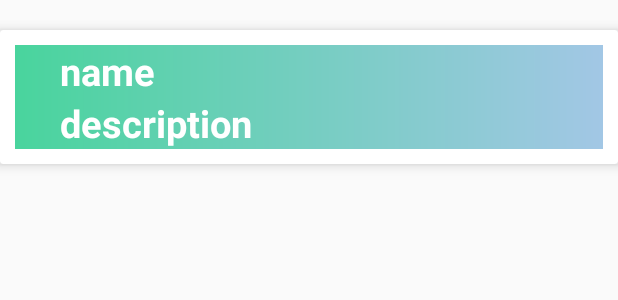
After one commit to Benitha250/iStudies, an Android app: the layout courses_layout.xml on its own in the app's theme, with its tools: preview values and no code run, on a phone screen of 412 x 824 dp. The commit adds this screen. Shown: the top 300 px of the screen. Run offline under Robolectric (Android 15) with nearby library versions, the phone set to English and light mode, and no system bars; Roboto replaces fonts that are not available here.

```diff
--- a/app/build.gradle
+++ b/app/build.gradle
@@ -54,6 +54,8 @@ dependencies {
     implementation 'com.squareup.retrofit2:retrofit:2.8.1'
     implementation 'com.squareup.retrofit2:converter-gson:2.8.1'
     implementation 'com.squareup.okhttp3:logging-interceptor:4.8.0'
+    //implementation 'com.squareup.retrofit2:converter-gson:latest.version'
+
 
     //awesome validation dependency
     implementation 'com.basgeekball:awesome-validation:4.2'
--- a/app/src/main/AndroidManifest.xml
+++ b/app/src/main/AndroidManifest.xml
@@ -11,7 +11,8 @@
         android:roundIcon="@mipmap/ic_launcher_round"
         android:supportsRtl="true"
         android:theme="@style/Theme.IStudy">
-        <activity android:name=".PaymentActivity"></activity>
+        <activity android:name=".Courses"></activity>
+        <activity android:name=".PaymentActivity" />
         <activity
             android:name=".NotesContentActivity"
             android:theme="@style/Theme.IStudyTrial" />
--- a/app/src/main/java/com/example/istudy/HomeActivity.java
+++ b/app/src/main/java/com/example/istudy/HomeActivity.java
@@ -102,4 +102,9 @@ public class HomeActivity extends AppCompatActivity {
         Intent intent = new Intent(HomeActivity.this, ClassesActivity.class);
         startActivity(intent);
     }
+
+    public void toCourse(View view) {
+        Intent intent = new Intent(HomeActivity.this, Courses.class);
+        startActivity(intent);
+    }
 }
--- a/app/src/main/res/layout/activity_home.xml
+++ b/app/src/main/res/layout/activity_home.xml
@@ -149,6 +149,7 @@
                 android:elevation="5dp">
 
                 <RelativeLayout
+                    android:onClick="toCourse"
                     android:layout_width="match_parent"
                     android:layout_height="match_parent">
 
@@ -175,7 +176,7 @@
                         android:layout_marginStart="89dp"
                         android:layout_marginTop="10dp"
                         android:layout_marginBottom="25dp"
-                        android:text="Notifications"
+                        android:text="Courses"
                         android:layout_marginLeft="51dp" />
                 </RelativeLayout>
             </androidx.cardview.widget.CardView>
--- /dev/null
+++ b/app/src/main/res/layout/courses_layout.xml
@@ -0,0 +1,48 @@
+<?xml version="1.0" encoding="utf-8"?>
+<androidx.cardview.widget.CardView
+    xmlns:android="http://schemas.android.com/apk/res/android"
+    xmlns:app="http://schemas.android.com/apk/res-auto"
+    android:layout_width="match_parent"
+    android:layout_height="wrap_content"
+    android:layout_marginTop="20dp"
+    app:cardElevation="5dp">
+
+    <LinearLayout
+        android:layout_width="match_parent"
+        android:layout_height="wrap_content"
+        android:layout_margin="10dp"
+        android:orientation="vertical"
+        android:background="@drawable/background">
+
+<!--        <ImageView
+            android:id="@+id/img"
+            android:layout_width="80dp"
+            android:layout_height="100dp"
+            android:src="@drawable/ic_direction"
+            />-->
+        <TextView
+            android:id="@+id/name"
+            android:layout_width="wrap_content"
+            android:layout_height="wrap_content"
+            android:layout_gravity="center_vertical"
+            android:layout_marginStart="30dp"
+            android:layout_marginLeft="10dp"
+            android:textStyle="bold"
+            android:textSize="25dp"
+            android:textColor="@color/white"
+            android:text="name"
+            />
+        <TextView
+            android:id="@+id/description"
+            android:layout_width="wrap_content"
+            android:layout_height="wrap_content"
+            android:layout_gravity="center_vertical"
+            android:layout_marginStart="30dp"
+            android:layout_marginLeft="10dp"
+            android:textStyle="bold"
+            android:textSize="25dp"
+            android:textColor="@color/white"
+            android:text="description"
+            />
+    </LinearLayout>
+</androidx.cardview.widget.CardView>
```
Also changed, not shown: app/src/main/java/com/example/istudy/Adapter/PostAdapter.java (added, +59 -0 lines), app/src/main/java/com/example/istudy/Courses.java (added, +67 -0 lines), app/src/main/java/com/example/istudy/models/Post.java (added, +14 -0 lines), app/src/main/java/com/example/istudy/services/UserService.java (+7 -0 lines), app/src/main/res/layout/activity_courses.xml (added, +14 -0 lines).
